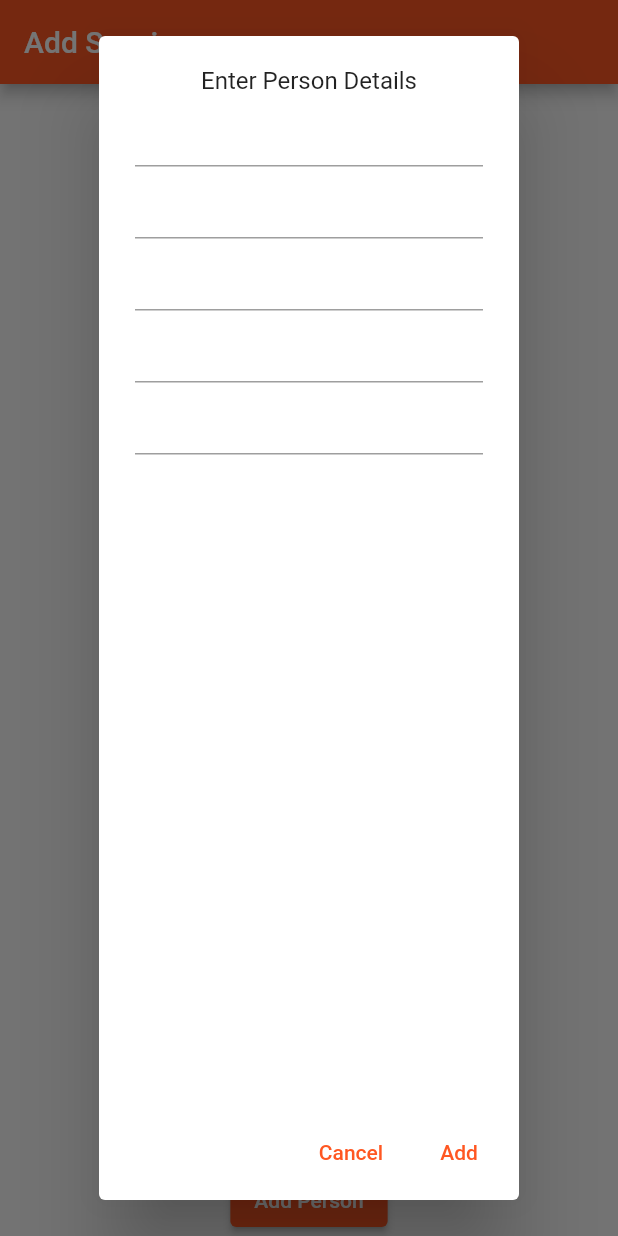
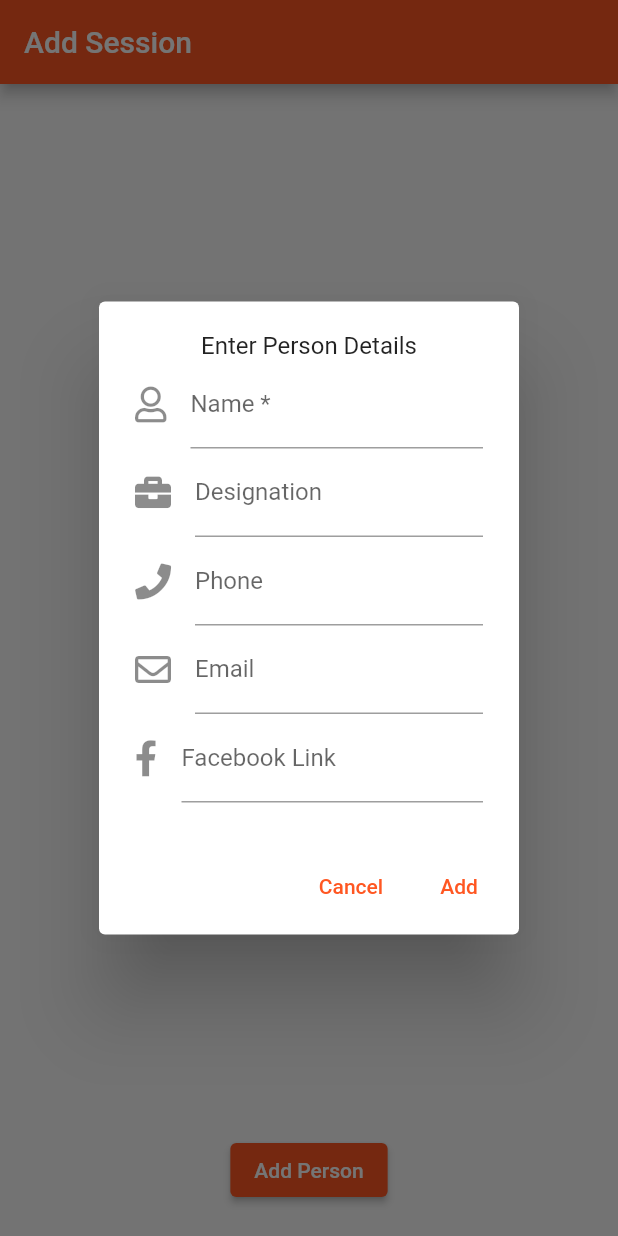
Before and after one commit to bodrulamin/iscacentral, a Flutter app: the screen it shows after launch, after a tap on "Add Person", on a phone screen of 412 x 824 dp. Run offline on Flutter 3.47's test engine with Material 2 defaults, Android fonts, the phone set to English and light mode, and no system bars; our stand-ins replace cloud_firestore, firebase_core, font_awesome_flutter; missing offline and left inert: expansion_card; accounts and stored records are empty.

Commit message:
alerdialog addSession.dart commit

```diff
--- a/lib/screens/addSession.dart
+++ b/lib/screens/addSession.dart
@@ -1,5 +1,3 @@
-
-
 import 'package:flutter/material.dart';
 import 'package:font_awesome_flutter/font_awesome_flutter.dart';
 import 'package:iscacentral/model/persondetails.dart';
@@ -30,11 +28,8 @@ class _SessionBodyState extends State<SessionBody> {
       child: SizedBox(
         width: 500,
         child: Column(
-
           children: [
-
             Expanded(
-
               child: ListView.builder(
                   itemBuilder: personCard, itemCount: persons.length),
             ),
@@ -43,6 +38,9 @@ class _SessionBodyState extends State<SessionBody> {
                   showDialog(context: context, builder: dialogViewForInput);
                 },
                 child: Text("Add Person")),
+            SizedBox(
+              height: 20.0,
+            )
           ],
         ),
       ),
@@ -52,13 +50,12 @@ class _SessionBodyState extends State<SessionBody> {
   Widget personCard(BuildContext context, int index) {
     return Card(
       child: ExpansionTile(
-
         leading: FaIcon(FontAwesomeIcons.solidUser),
         collapsedBackgroundColor: Colors.lime.shade50,
         expandedAlignment: Alignment.bottomLeft,
         expandedCrossAxisAlignment: CrossAxisAlignment.start,
         childrenPadding: EdgeInsets.only(left: 20.0),
-        subtitle:   Text(persons[index].designation),
+        subtitle: Text(persons[index].designation),
         tilePadding: EdgeInsets.only(left: 25.0),
         title: Text(
           persons[index].name,
@@ -67,19 +64,17 @@ class _SessionBodyState extends State<SessionBody> {
         children: [
           ListTile(
               isThreeLine: false,
-
-              leading: Icon(Icons.phone),
-              onTap: ()=>
-                  launch("tel:${persons[index].phone}"),
+              leading: FaIcon(FontAwesomeIcons.phone),
+              onTap: () => launch("tel:${persons[index].phone}"),
               title: Text(persons[index].phone)),
           ListTile(
-
-              leading: Icon(Icons.email),
+              leading: FaIcon(FontAwesomeIcons.envelope),
               onTap: () => launch("mailto:${persons[index].email}"),
-              title: Text(persons[index].email, )
-          ),
+              title: Text(
+                persons[index].email,
+              )),
           ListTile(
-            leading: FaIcon(FontAwesomeIcons.facebook),
+            leading: FaIcon(FontAwesomeIcons.facebookF),
             onTap: () => launch(persons[index].fbLink),
             title: Text(persons[index].fbLink),
           ),
@@ -88,14 +83,7 @@ class _SessionBodyState extends State<SessionBody> {
     );
   }
 
-
   Widget dialogViewForInput(BuildContext context) {
-    String _name;
-    String _desig;
-    String _phone;
-    String _email;
-    String _fblink;
-
     Person newPerson =
         Person("name", "designation", "phone", "email", "fbLink");
 
@@ -117,15 +105,43 @@ class _SessionBodyState extends State<SessionBody> {
             },
             child: Text("Add"))
       ],
-      content: Column(
-        children: [
-          Text("Enter Person Details"),
-          TextFormField(onChanged: (value) => newPerson.name=value),
-          TextFormField(onChanged: (value) => newPerson.designation=value),
-          TextFormField(onChanged: (value) => newPerson.phone=value),
-          TextFormField(onChanged: (value) => newPerson.email=value),
-          TextFormField(onChanged: (value) => newPerson.fbLink=value ),
-        ],
+      content: SingleChildScrollView(
+        child: Column(
+          children: [
+            Text("Enter Person Details"),
+            TextFormField(
+                decoration: const InputDecoration(
+                  icon: FaIcon(FontAwesomeIcons.user),
+                  labelText: 'Name *',
+                ),
+                onChanged: (value) => newPerson.name = value),
+            TextFormField(
+                decoration: const InputDecoration(
+                  icon: FaIcon(FontAwesomeIcons.briefcase),
+                  labelText: 'Designation',
+                ),
+                onChanged: (value) => newPerson.designation = value),
+            TextFormField(
+                decoration: const InputDecoration(
+                  icon: FaIcon(FontAwesomeIcons.phone),
+                  labelText: 'Phone',
+                ),
+
+                onChanged: (value) => newPerson.phone = value),
+            TextFormField(
+                decoration: const InputDecoration(
+                  icon: FaIcon(FontAwesomeIcons.envelope),
+                  labelText: 'Email',
+                ),
+                onChanged: (value) => newPerson.email = value),
+            TextFormField(
+                decoration: const InputDecoration(
+                  icon: FaIcon(FontAwesomeIcons.facebookF),
+                  labelText: 'Facebook Link',
+                ),
+                onChanged: (value) => newPerson.fbLink = value),
+          ],
+        ),
       ),
     );
   }
```
Also changed, not shown: 1 other file.
